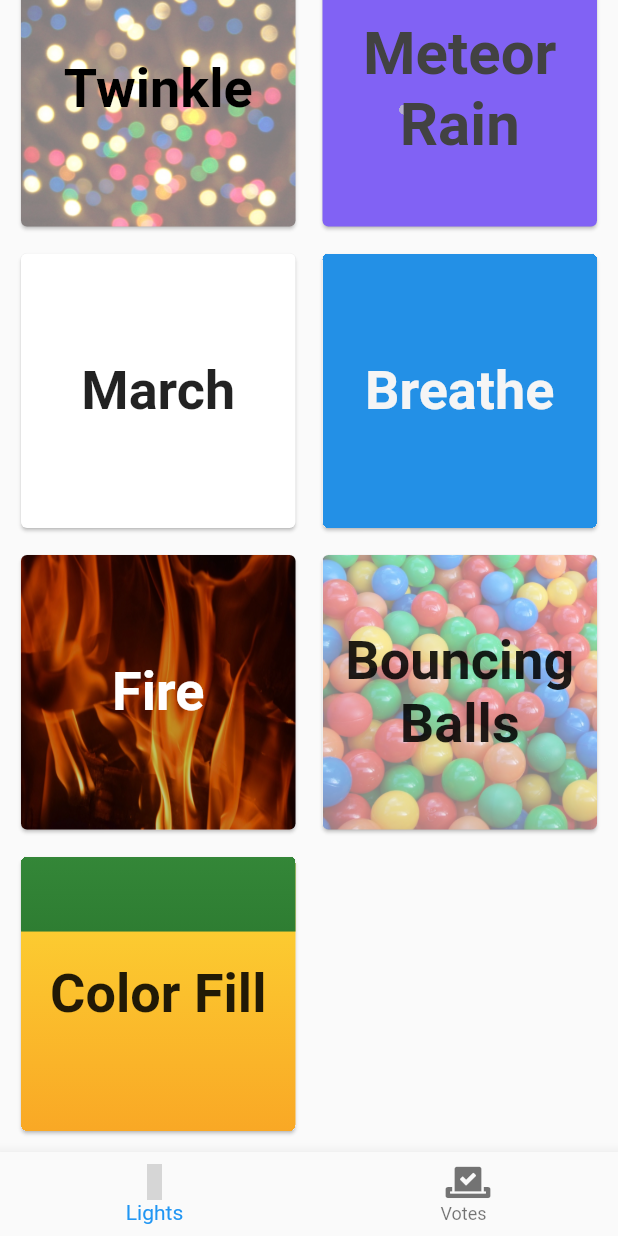
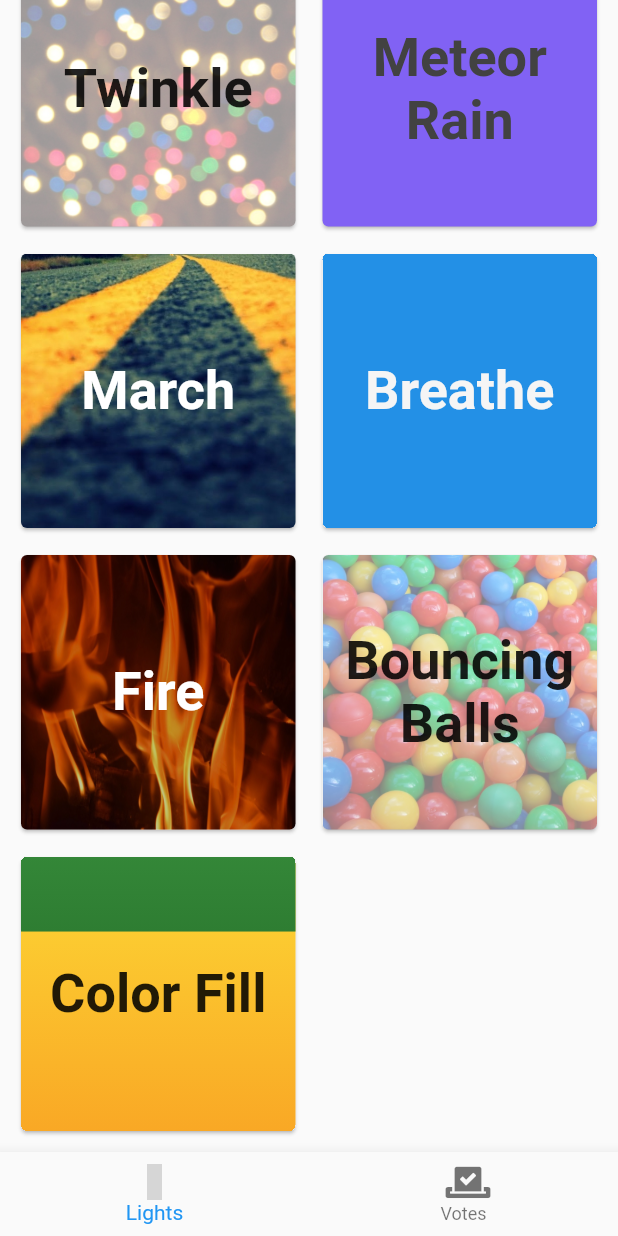
Before and after one commit to mjohnsullivan/oscon-2019, a Flutter app: the screen it shows after launch, scrolled down 448 dp, on a phone screen of 412 x 824 dp. Run offline on Flutter 3.47's test engine with Material 2 defaults, Android fonts, the phone set to English and light mode, and no system bars; our stand-ins replace animated_text_kit, cloud_firestore, flutter_blue, flutter_spinkit, flutter_vector_icons, font_awesome_flutter and 3 more; missing offline and left inert: firebase, fireworks; accounts and stored records are empty; statements that could not run were skipped; grey boxes are pictures that could not be loaded.

Commit message:
try to disconnect bluetooth and march styling

```diff
--- a/mobile_app/lib/bluetooth_state.dart
+++ b/mobile_app/lib/bluetooth_state.dart
@@ -16,15 +16,21 @@ class Bluetooth with ChangeNotifier {
   final devices = Map<DeviceIdentifier, ScanResult>();
   final uartWriteCharacteristic = '6e400002-b5a3-f393-e0a9-e50e24dcca9e';
   BluetoothCharacteristic _characteristic;
+  BluetoothDevice _currentDevice;
 
   Future<void> connectToDevice(BluetoothDevice device) async {
     try {
+      _currentDevice = device;
       await device.connect(timeout: const Duration(seconds: 5));
       await _findCharacteristic(device);
       setMode(BleAppState.connected);
     } on TimeoutException {
       setMode(BleAppState.failedToConnect);
     }
+  }
+
+  Future disconnect() {
+    return _currentDevice.disconnect();
   }
 
   Stream<Map<DeviceIdentifier, ScanResult>> scanForDevices() async* {
--- a/mobile_app/lib/control_panel.dart
+++ b/mobile_app/lib/control_panel.dart
@@ -82,26 +82,44 @@ class FailedToConnect extends StatelessWidget {
   }
 }
 
-class LightControl extends StatelessWidget {
+class LightControl extends StatefulWidget {
   LightControl({this.useBluetooth = true});
   final useBluetooth;
+
+  @override
+  _LightControlState createState() => _LightControlState();
+}
+
+class _LightControlState extends State<LightControl> {
   final int offSignal = 0x4e;
+
   final Map<String, int> colorCodeMap = {
     'blue': AsciiCodec().encode('b')[0],
     'green': AsciiCodec().encode('g')[0],
     'red': AsciiCodec().encode('r')[0],
     'yellow': AsciiCodec().encode('y')[0],
   };
+
   final int lightSpill = AsciiCodec().encode('l')[0];
+
   final int sparkle = AsciiCodec().encode('s')[0];
+
   final int rainbow = AsciiCodec().encode('o')[0];
+
   final int twinkle = AsciiCodec().encode('t')[0];
+
   final int meteorFall = AsciiCodec().encode('e')[0];
+
   final int runningLights = AsciiCodec().encode('n')[0];
+
   final int march = AsciiCodec().encode('m')[0];
+
   final int breathe = AsciiCodec().encode('h')[0];
+
   final int fire = AsciiCodec().encode('f')[0];
+
   final int bouncingBalls = AsciiCodec().encode('a')[0];
+
   String _currentColor;
 
   void updateMostPopularColor(Bluetooth bluetooth, QuerySnapshot snapshot) {
@@ -131,7 +149,8 @@ class LightControl extends StatelessWidget {
   Widget build(BuildContext context) {
     // A hack to allow us to develop without connecting to a bluetooth device
     // in case of
-    var bluetooth = useBluetooth ? Provider.of<Bluetooth>(context) : null;
+    var bluetooth =
+        widget.useBluetooth ? Provider.of<Bluetooth>(context) : null;
 
     return Consumer<QuerySnapshot>(
         builder: (context, snapshot, constColumn) {
@@ -182,9 +201,8 @@ class LightControl extends StatelessWidget {
                   text: 'Meteor Rain',
                   onPressed: () => bluetooth?.sendMessage(meteorFall),
                 ),
-                // TODO -- think space invaders
-                BasicButton(
-                  body: Text('March'),
+                MarchButton(
+                  text: 'March',
                   onPressed: () => bluetooth?.sendMessage(march),
                 ),
                 FadingButton(
@@ -205,6 +223,12 @@ class LightControl extends StatelessWidget {
             ),
           ),
         ));
+  }
+
+  @override
+  void dispose() {
+    if (widget.useBluetooth) Provider.of<Bluetooth>(context).disconnect();
+    super.dispose();
   }
 }
 
--- a/mobile_app/lib/support_widgets.dart
+++ b/mobile_app/lib/support_widgets.dart
@@ -4,6 +4,7 @@ import 'dart:math';
 import 'package:flutter/material.dart';
 import 'package:flutter_spinkit/flutter_spinkit.dart';
 import 'package:progress_indicators/progress_indicators.dart';
+import 'package:animated_text_kit/animated_text_kit.dart';
 import 'package:shimmer/shimmer.dart';
 import 'package:fireworks/fireworks.dart';
 
@@ -11,7 +12,7 @@ class BasicImageButton extends StatelessWidget {
   BasicImageButton(
       {this.fontColor = Colors.black,
       this.background,
-      this.text,
+      this.text = '',
       this.onPressed,
       this.animation});
   final Color fontColor;
@@ -124,85 +125,37 @@ class TwinkleButton extends StatelessWidget {
     return BasicImageButton(
       fontColor: Colors.black,
       background: Opacity(
-          opacity: .5,
+          opacity: .4,
           child: Image.asset(
             'assets/colorful_lights.jpg',
             fit: BoxFit.cover,
             height: 400,
           )),
       onPressed: onPressed,
-      text: text,
+      animation: ScalingText(text, end: 1.3),
     );
   }
 }
 
-// Note: the kerning will not be quite like normal text, alas!
-/*class SpellOut extends StatefulWidget {
-  SpellOut({this.text, this.duration})
-      : characters = List.generate(text.length,
-            (i) => AnimatedOpacity(opacity: 0, child: Text(text[i])));
+class MarchButton extends StatelessWidget {
+  MarchButton({this.onPressed, this.text});
+
+  final VoidCallback onPressed;
   final String text;
-  final Duration duration;
-  final List<Text> characters;
-
-  @override
-  _SpellOutState createState() => _SpellOutState();
-}
-
-class _SpellOutState extends State<SpellOut> {
   @override
   Widget build(BuildContext context) {
-    return AnimatedSwitcher(
-      duration: widget.duration,
-      // TODO: key
-      child: Text(widget.text),
+    return BasicImageButton(
+      background: Image.asset('assets/road_stripes.jpg',
+          fit: BoxFit.cover, height: 400),
+      animation: TyperAnimatedTextKit(
+        duration: Duration(seconds: 7),
+        text: [text],
+        textStyle: TextStyle(color: Colors.white),
+      ),
+      onPressed: onPressed,
     );
   }
 }
-
-class Character extends StatefulWidget {
-  Character(this.character);
-  String character;
-  double _opacity = 0;
-  makeVisible() => _opacity = 1;
-  @override
-  _CharacterState createState() => _CharacterState();
-}
-
-class _CharacterState extends State<Character> {
-  @override
-  Widget build(BuildContext context) {
-    return AnimatedOpacity(
-      duration: Duration ,
-        opacity: widget._opacity, child: Text(widget.character));
-  }
-}*/
-/*class AnimatedGradientBackground extends StatelessWidget {
-  @override
-  Widget build(BuildContext context) {
-    final tween = MultiTrackTween([
-      Track("color1").add(Duration(seconds: 3),
-          ColorTween(begin: Color(0xffD38312), end: Colors.lightBlue.shade900)),
-      Track("color2").add(Duration(seconds: 3),
-          ColorTween(begin: Color(0xffA83279), end: Colors.blue.shade600))
-    ]);
-
-    return ControlledAnimation(
-      playback: Playback.MIRROR,
-      tween: tween,
-      duration: tween.duration,
-      builder: (context, animation) {
-        return Container(
-          decoration: BoxDecoration(
-              gradient: LinearGradient(
-                  begin: Alignment.topCenter,
-                  end: Alignment.bottomCenter,
-                  colors: [animation["color1"], animation["color2"]])),
-        );
-      },
-    );
-  }
-}*/
 
 class FireButton extends StatefulWidget {
   FireButton({this.onPressed, this.text});
@@ -291,26 +244,26 @@ class _ColorFillButtonState extends State<ColorFillButton>
       body: Stack(
         children: <Widget>[
           Container(
+            constraints: BoxConstraints.expand(),
             decoration: BoxDecoration(
                 gradient: LinearGradient(
                     begin: Alignment.topCenter,
                     end: Alignment.bottomCenter,
                     colors: [Colors.yellow[600], Colors.yellow[800]])),
-              height: 200,
-              width: 200),
+          ),
           SlideTransition(
               position: Tween<Offset>(
                 begin: Offset(0, -1),
                 end: Offset(0, 1),
               ).animate(_controller),
               child: Container(
+                constraints: BoxConstraints.expand(),
                 decoration: BoxDecoration(
                     gradient: LinearGradient(
                         begin: Alignment.topCenter,
                         end: Alignment.bottomCenter,
                         colors: [Colors.green[600], Colors.green[800]])),
-                  height: 200,
-                  width: 200)),
+              )),
           Center(
             child: Text(
               widget.text,
@@ -365,14 +318,11 @@ class MeteorButton extends StatelessWidget {
       backgroundColor: const Color(0xff8162f4),
       body: Stack(
         children: <Widget>[
-          Positioned(bottom: 1, left: 20, child: Meteor(size: Size(20, 5))),
+          //Positioned(bottom: 1, left: 20, child: Meteor(size: Size(20, 5))),
           Text(
             text,
             textAlign: TextAlign.center,
-            style: TextStyle(
-              fontSize: 40,
-              color: Colors.grey[800],
-            ),
+            style: TextStyle(color: Colors.grey[800]),
           )
         ],
       ),
@@ -541,13 +491,15 @@ class FadingButton extends StatefulWidget {
 class _FadingButtonState extends State<FadingButton> {
   Color _color;
   final Color defaultColor = Colors.blue;
+  final Color darkGrey = Colors.grey[800];
+  final Color lightGrey = Colors.grey[100];
   Timer _timer;
   @override
   void initState() {
     _color = defaultColor;
     _timer = Timer.periodic(Duration(seconds: 8), (_) {
       if (_color == defaultColor) {
-        setState(() => _color = Colors.grey[800]);
+        setState(() => _color = darkGrey);
       } else {
         setState(() => _color = defaultColor);
       }
@@ -566,17 +518,12 @@ class _FadingButtonState extends State<FadingButton> {
     return BasicButton(
         onPressed: widget.onPressed,
         body: AnimatedContainer(
-            height: 300,
-            width: 300,
             duration: Duration(seconds: 4),
             color: _color,
             child: Center(
               child: Text(
                 widget.text,
-                textAlign: TextAlign.center,
-                style: TextStyle(
-                  color: Colors.grey[100],
-                ),
+                style: TextStyle(color: lightGrey),
               ),
             )));
   }
@@ -589,7 +536,6 @@ class BouncingBallButton extends StatelessWidget {
   @override
   Widget build(BuildContext context) {
     return BasicImageButton(
-      text: '',
       background: Opacity(
           opacity: .5,
           child: Image.asset('assets/ball_pit.jpg',
@@ -598,9 +544,9 @@ class BouncingBallButton extends StatelessWidget {
         mainAxisAlignment: MainAxisAlignment.center,
         children: <Widget>[
           JumpingText('Bouncing',
-              end: Offset(0, -.05), style: TextStyle(fontSize: 36)),
+              end: Offset(0, -.07), style: TextStyle(fontSize: 36)),
           JumpingText('Balls',
-              end: Offset(0, -.05), style: TextStyle(fontSize: 36))
+              end: Offset(0, -.07), style: TextStyle(fontSize: 36))
         ],
       ),
       onPressed: onPressed,
--- a/mobile_app/pubspec.yaml
+++ b/mobile_app/pubspec.yaml
@@ -20,9 +20,8 @@ dependencies:
   font_awesome_flutter: ^8.4.0
   flutter_spinkit: ^3.1.0
   shimmer: ^1.0.0
-  progress_indicators: #^0.1.4
-    git:
-      url: https://github.com/efortuna/progress_indicators
+  progress_indicators: ^0.1.4
+  animated_text_kit: ^1.3.1
 
 dev_dependencies:
   flutter_test:
@@ -34,6 +33,7 @@ flutter:
   assets:
     - assets/diagonal_rainbow_gradient.jpg
     - assets/fire.jpg
+    - assets/road_stripes.jpg
     - assets/snow_sparkle.jpg
     - assets/colorful_lights.jpg
     - assets/ball_pit.jpg
```
Also changed, not shown: mobile_app/assets/road_stripes.jpg (added), mobile_app/pubspec.lock. Lines whose indentation alone changed are shown as unchanged.
